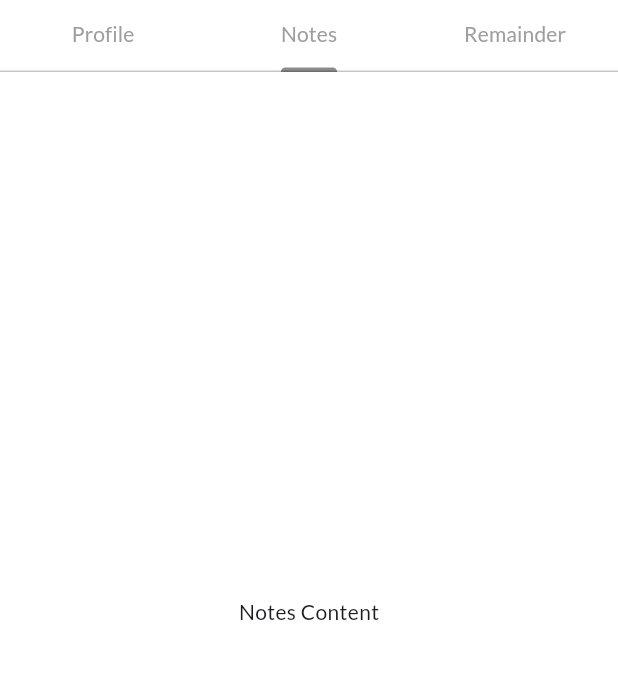
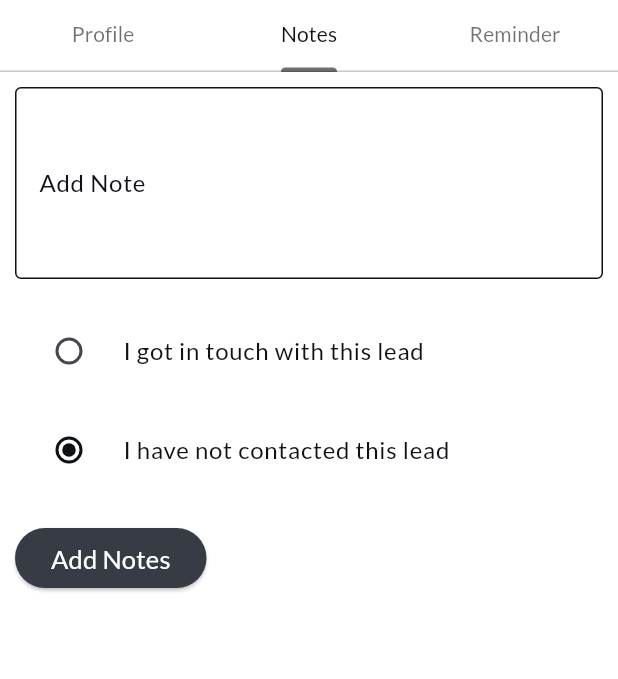
Before and after one commit to businessvivek3600/CRM, a Flutter app: the LeadDetailsScreen screen opened directly, tab 2 chosen, on a phone screen of 412 x 824 dp, the part 84-763 px from its top. Run offline on Flutter 3.47's test engine with Material 3 defaults, Android fonts, the light colour scheme and no system bars; our stand-ins replace google_fonts, nb_utils; missing offline and left inert: country_state_picker.

Commit message:
work on leads 6:10

```diff
--- /dev/null
+++ b/lib/features/auth/dashboard/leads/addnotes.dart
@@ -0,0 +1,160 @@
+import 'package:crm/utils/colors.dart'; // Ensure textPrimaryColor is defined here
+import 'package:flutter/material.dart';
+import 'package:intl/intl.dart';
+
+class AddNotesTab extends StatefulWidget {
+  const AddNotesTab({super.key});
+
+  @override
+  State<AddNotesTab> createState() => _AddnotesTabState();
+}
+
+class _AddnotesTabState extends State<AddNotesTab> {
+  String selectedStatus = "I have not contacted this lead";
+  final TextEditingController noteController = TextEditingController();
+  final TextEditingController dateTimeController = TextEditingController();
+
+  // Method to pick a date and set the time to current time automatically
+  Future<void> _pickDateTime() async {
+    DateTime? pickedDate = await showDatePicker(
+      context: context,
+      initialDate: DateTime.now(),
+      firstDate: DateTime(2000),
+      lastDate: DateTime(2100),
+    );
+
+    if (pickedDate != null) {
+      TimeOfDay currentTime = TimeOfDay.now(); // Get the current time
+      DateTime combinedDateTime = DateTime(
+        pickedDate.year,
+        pickedDate.month,
+        pickedDate.day,
+        currentTime.hour,
+        currentTime.minute,
+      );
+      setState(() {
+        dateTimeController.text =
+            DateFormat('yyyy-MM-dd HH:mm').format(combinedDateTime);
+      });
+    }
+  }
+
+  @override
+  Widget build(BuildContext context) {
+    return Scaffold(
+      body: SingleChildScrollView(
+        child: SafeArea(
+          child: Padding(
+            padding: const EdgeInsets.all(10.0),
+            child: Column(
+              crossAxisAlignment: CrossAxisAlignment.start,
+              children: [
+                TextField(
+                  controller: noteController,
+                  maxLines: 4,
+                  decoration: InputDecoration(
+                    labelText: 'Add Note',
+                    labelStyle: TextStyle(color: textPrimaryColor),
+                    border: OutlineInputBorder(
+                      borderSide: BorderSide(color: textPrimaryColor),
+                    ),
+                    focusedBorder: OutlineInputBorder(
+                      borderSide: BorderSide(color: textPrimaryColor),
+                    ),
+                    enabledBorder: OutlineInputBorder(
+                      borderSide: BorderSide(color: textPrimaryColor),
+                    ),
+                  ),
+                  style: TextStyle(color: textPrimaryColor),
+                ),
+                const SizedBox(height: 10),
+                Visibility(
+                  visible: selectedStatus == "I got in touch with this lead",
+                  child: Column(
+                    children: [
+                      const SizedBox(height: 10),
+                      TextField(
+                        controller: dateTimeController,
+                        readOnly: true,
+                        decoration: InputDecoration(
+                          labelText: 'Select Date and Time',
+                          labelStyle: TextStyle(color: textPrimaryColor),
+                          suffixIcon: IconButton(
+                            icon: Icon(Icons.calendar_today,
+                                color: textPrimaryColor),
+                            onPressed: _pickDateTime,
+                          ),
+                          border: OutlineInputBorder(
+                            borderSide: BorderSide(color: textPrimaryColor),
+                          ),
+                          focusedBorder: OutlineInputBorder(
+                            borderSide: BorderSide(color: textPrimaryColor),
+                          ),
+                          enabledBorder: OutlineInputBorder(
+                            borderSide: BorderSide(color: textPrimaryColor),
+                          ),
+                        ),
+                        style: TextStyle(color: textPrimaryColor),
+                      ),
+                    ],
+                  ),
+                ),
+                const SizedBox(height: 10),
+                RadioListTile(
+                  title: Text(
+                    "I got in touch with this lead",
+                    style: TextStyle(color: textPrimaryColor),
+                  ),
+                  value: "I got in touch with this lead",
+                  groupValue: selectedStatus,
+                  activeColor: textPrimaryColor,
+                  onChanged: (value) {
+                    setState(() {
+                      selectedStatus = value!;
+                    });
+                  },
+                ),
+                const SizedBox(height: 10),
+                RadioListTile(
+                  title: Text(
+                    "I have not contacted this lead",
+                    style: TextStyle(color: textPrimaryColor),
+                  ),
+                  value: "I have not contacted this lead",
+                  groupValue: selectedStatus,
+                  activeColor: textPrimaryColor,
+                  onChanged: (value) {
+                    setState(() {
+                      selectedStatus = value!;
+                    });
+                  },
+                ),
+                const SizedBox(height: 20),
+                ElevatedButton(
+                  onPressed: () {
+                    print("Note: ${noteController.text}");
+                    print("Selected Status: $selectedStatus");
+                    if (selectedStatus == "I got in touch with this lead") {
+                      print("Date and Time: ${dateTimeController.text}");
+                    }
+                  },
+                  child: const Text(
+                    'Add Notes',
+                    style: TextStyle(
+                      fontWeight: FontWeight.w500,
+                      fontSize: 17,
+                      color: Colors.white,
+                    ),
+                  ),
+                  style: ElevatedButton.styleFrom(
+                    backgroundColor: secondaryPrimaryColor,
+                  ),
+                ),
+              ],
+            ),
+          ),
+        ),
+      ),
+    );
+  }
+}
--- a/lib/features/auth/dashboard/leads/leads_details.dart
+++ b/lib/features/auth/dashboard/leads/leads_details.dart
@@ -1,4 +1,6 @@
+import 'package:crm/features/auth/dashboard/leads/addnotes.dart';
 import 'package:crm/features/auth/dashboard/leads/leads_screen.dart';
+import 'package:crm/features/auth/dashboard/leads/reminders.dart';
 import 'package:crm/features/auth/dashboard/leads/updatelead.dart';
 import 'package:crm/utils/colors.dart';
 import 'package:flutter/material.dart';
@@ -78,13 +80,15 @@ class LeadDetailsScreen extends StatelessWidget {
             Material(
               color: Colors.white, // Background color for TabBar
               child: TabBar(
-                labelColor: Colors.grey, // Color for selected tab text
-                unselectedLabelColor: Colors.grey, // Unselected tab text
-                indicatorColor: Colors.black45, // Tab indicator color
+                labelColor: textPrimaryColor, // Color for selected tab text
+                unselectedLabelColor:
+                    textPrimaryColor.withOpacity(0.6), // Unselected tab text
+                indicatorColor:
+                    textPrimaryColor.withOpacity(0.6), // Tab indicator color
                 tabs: [
                   Tab(text: 'Profile'),
                   Tab(text: 'Notes'),
-                  Tab(text: 'Remainder'),
+                  Tab(text: 'Reminder'),
                 ],
               ),
             ),
@@ -93,8 +97,8 @@ class LeadDetailsScreen extends StatelessWidget {
               child: TabBarView(
                 children: [
                   ProfileTab(), // Includes cards
-                  Center(child: Text('Notes Content')),
-                  Center(child: Text('Remainder Content')),
+                  AddNotesTab(),
+                  RemindersTab()
                 ],
               ),
             ),
```
Also changed, not shown: lib/features/auth/auth/auth_screen.dart (+30 -17 lines), lib/features/auth/dashboard/leads/reminders.dart (added, +271 -0 lines), pubspec.yaml (+4 -3 lines), assets/logo.png (added), flutter_01.png (deleted), pubspec.lock.
